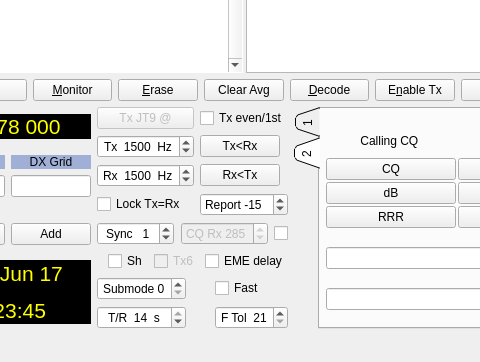
The window that mainwindow.ui (saitohirga/WSJT-X) describes before a commit, drawn with Qt 5; both pictures show x 149 to 629 and y 113 to 475 of the 786 by 475 pixel window.
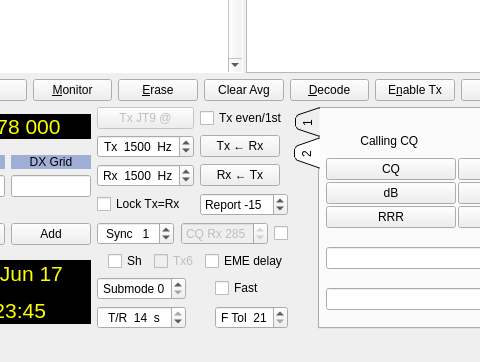
The same window after the commit. Custom widgets are drawn as their Qt base class.

Commit message: Improve two widget labels.

What changed in the file:
```diff
--- a/mainwindow.ui
+++ b/mainwindow.ui
@@ -628,7 +628,7 @@
                     <string>Set Tx frequency to Rx Frequency</string>
                    </property>
                    <property name="text">
-                    <string>Tx&lt;Rx</string>
+                    <string>Tx ← Rx</string>
                    </property>
                   </widget>
                  </item>
@@ -769,7 +769,7 @@
                     <string>Set Rx frequency to Tx Frequency</string>
                    </property>
                    <property name="text">
-                    <string>Rx&lt;Tx</string>
+                    <string>Rx ← Tx</string>
                    </property>
                   </widget>
                  </item>
```
